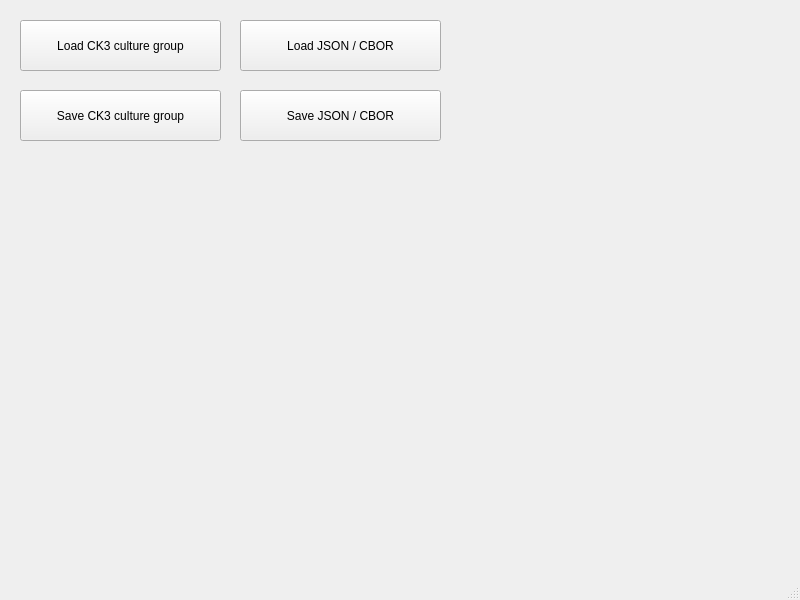
Old version of the form MainWindow.ui in the repository Metalhead33/CK3-Culture-Patcher.
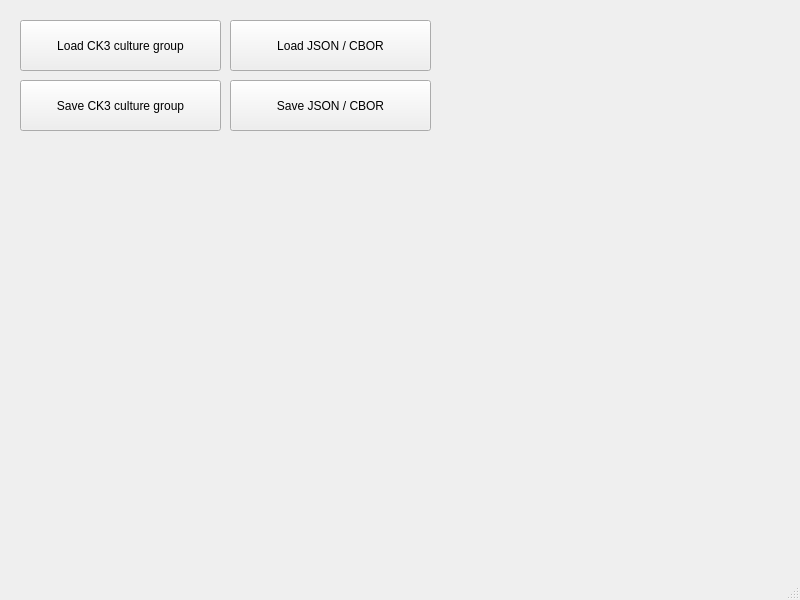
New version of the form.

Commit message: Minor glaring oversight fixed.

```diff
--- a/MainWindow.ui
+++ b/MainWindow.ui
@@ -31,7 +31,7 @@
     <property name="geometry">
      <rect>
       <x>20</x>
-      <y>90</y>
+      <y>80</y>
       <width>201</width>
       <height>51</height>
      </rect>
@@ -43,7 +43,7 @@
    <widget class="QPushButton" name="loadJson">
     <property name="geometry">
      <rect>
-      <x>240</x>
+      <x>230</x>
       <y>20</y>
       <width>201</width>
       <height>51</height>
@@ -56,8 +56,8 @@
    <widget class="QPushButton" name="saveJson">
     <property name="geometry">
      <rect>
-      <x>240</x>
-      <y>90</y>
+      <x>230</x>
+      <y>80</y>
       <width>201</width>
       <height>51</height>
      </rect>
```
The commit also changes 1 other file.
